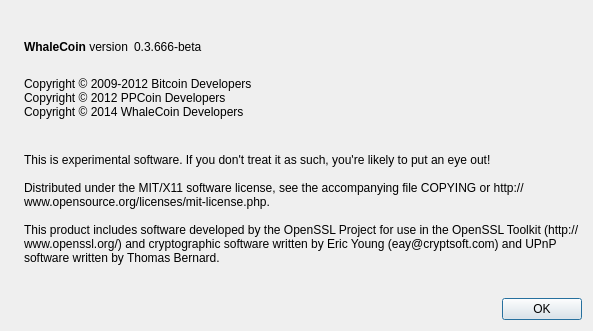
This is src/qt/forms/aboutdialog.ui in whalecoinproject/whalecoin as Qt 5 draws it before an edit. The edited form follows.
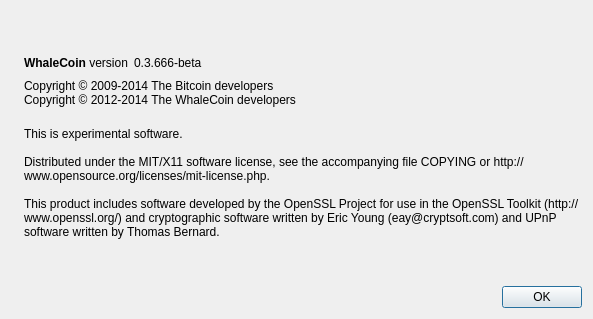
This is the edited form. Icons and pictures are not drawn.

```diff
--- a/src/qt/forms/aboutdialog.ui
+++ b/src/qt/forms/aboutdialog.ui
@@ -7,7 +7,7 @@
     <x>0</x>
     <y>0</y>
     <width>593</width>
-    <height>331</height>
+    <height>319</height>
    </rect>
   </property>
   <property name="windowTitle">
@@ -91,11 +91,8 @@
         <cursorShape>IBeamCursor</cursorShape>
        </property>
        <property name="text">
-        <string>
-Copyright © 2009-2012 Bitcoin Developers
-Copyright © 2012 PPCoin Developers
-Copyright © 2014 WhaleCoin Developers
-</string>
+        <string>Copyright © 2009-2014 The Bitcoin developers
+Copyright © 2012-2014 The WhaleCoin developers</string>
        </property>
        <property name="textInteractionFlags">
         <set>Qt::LinksAccessibleByMouse|Qt::TextSelectableByKeyboard|Qt::TextSelectableByMouse</set>
@@ -109,7 +106,7 @@
        </property>
        <property name="text">
         <string>
-This is experimental software. If you don't treat it as such, you're likely to put an eye out!
+This is experimental software.
 
 Distributed under the MIT/X11 software license, see the accompanying file COPYING or http://www.opensource.org/licenses/mit-license.php.
 
```
